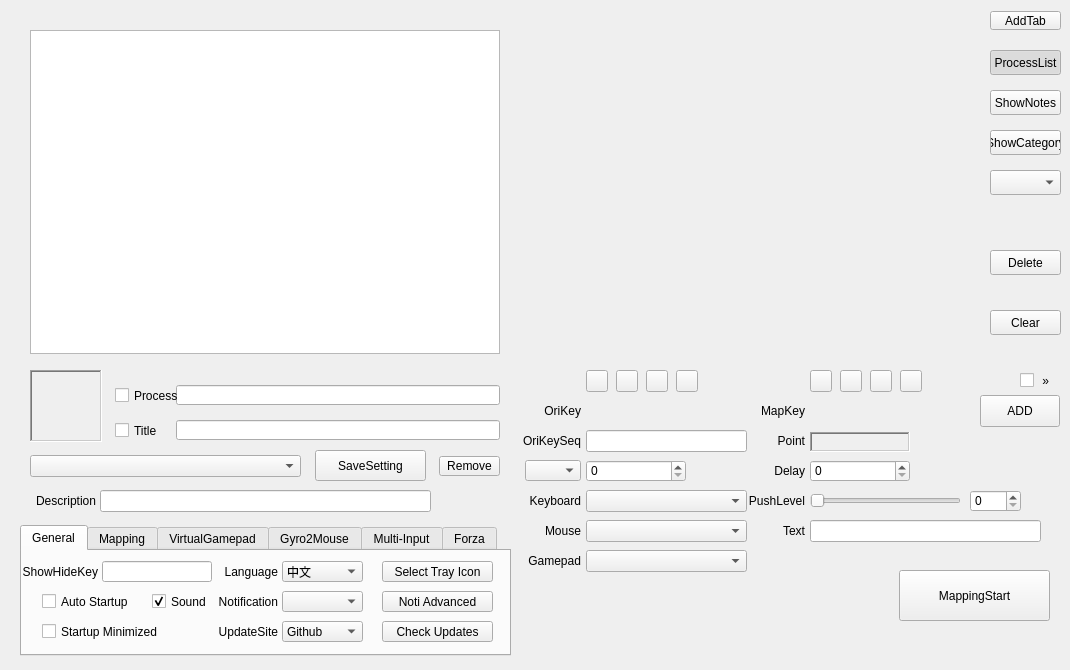
Before: the Qt Designer form QKeyMapper/qkeymapper.ui in Zalafina/QKeyMapper, drawn with Qt 5.
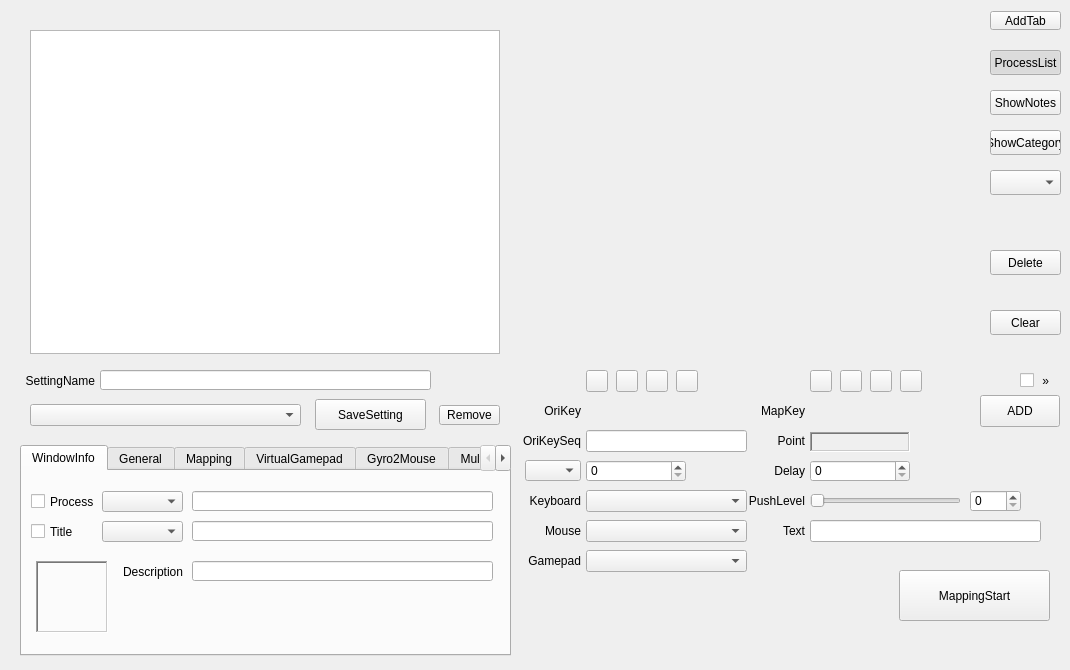
After: the same form once the commit is applied.

The edit to the form file:
```diff
--- a/QKeyMapper/qkeymapper.ui
+++ b/QKeyMapper/qkeymapper.ui
@@ -57,7 +57,7 @@
    <property name="geometry">
     <rect>
      <x>315</x>
-     <y>450</y>
+     <y>399</y>
      <width>111</width>
      <height>31</height>
     </rect>
@@ -90,61 +90,6 @@
     <number>0</number>
    </property>
   </widget>
-  <widget class="QCheckBox" name="nameCheckBox">
-   <property name="geometry">
-    <rect>
-     <x>115</x>
-     <y>385</y>
-     <width>71</width>
-     <height>21</height>
-    </rect>
-   </property>
-   <property name="text">
-    <string>Process</string>
-   </property>
-   <property name="checked">
-    <bool>false</bool>
-   </property>
-  </widget>
-  <widget class="QCheckBox" name="titleCheckBox">
-   <property name="geometry">
-    <rect>
-     <x>115</x>
-     <y>420</y>
-     <width>71</width>
-     <height>21</height>
-    </rect>
-   </property>
-   <property name="text">
-    <string>Title</string>
-   </property>
-   <property name="checked">
-    <bool>false</bool>
-   </property>
-  </widget>
-  <widget class="QLineEdit" name="nameLineEdit">
-   <property name="geometry">
-    <rect>
-     <x>176</x>
-     <y>385</y>
-     <width>324</width>
-     <height>20</height>
-    </rect>
-   </property>
-   <property name="readOnly">
-    <bool>true</bool>
-   </property>
-  </widget>
-  <widget class="QLineEdit" name="titleLineEdit">
-   <property name="geometry">
-    <rect>
-     <x>176</x>
-     <y>420</y>
-     <width>324</width>
-     <height>20</height>
-    </rect>
-   </property>
-  </widget>
   <widget class="QPushButton" name="addmapdataButton">
    <property name="geometry">
     <rect>
@@ -234,39 +179,11 @@
     <bool>false</bool>
    </property>
   </widget>
-  <widget class="QLabel" name="iconLabel">
-   <property name="geometry">
-    <rect>
-     <x>30</x>
-     <y>370</y>
-     <width>72</width>
-     <height>72</height>
-    </rect>
-   </property>
-   <property name="sizePolicy">
-    <sizepolicy hsizetype="Fixed" vsizetype="Fixed">
-     <horstretch>0</horstretch>
-     <verstretch>0</verstretch>
-    </sizepolicy>
-   </property>
-   <property name="frameShape">
-    <enum>QFrame::Shape::WinPanel</enum>
-   </property>
-   <property name="frameShadow">
-    <enum>QFrame::Shadow::Sunken</enum>
-   </property>
-   <property name="text">
-    <string/>
-   </property>
-   <property name="alignment">
-    <set>Qt::AlignmentFlag::AlignCenter</set>
-   </property>
-  </widget>
   <widget class="QComboBox" name="settingselectComboBox">
    <property name="geometry">
     <rect>
      <x>30</x>
-     <y>455</y>
+     <y>404</y>
      <width>271</width>
      <height>22</height>
     </rect>
@@ -282,7 +199,7 @@
    <property name="geometry">
     <rect>
      <x>439</x>
-     <y>456</y>
+     <y>405</y>
      <width>61</width>
      <height>20</height>
     </rect>
@@ -515,9 +432,9 @@
    <property name="geometry">
     <rect>
      <x>20</x>
-     <y>525</y>
+     <y>445</y>
      <width>491</width>
-     <height>131</height>
+     <height>211</height>
     </rect>
    </property>
    <property name="focusPolicy">
@@ -526,6 +443,155 @@
    <property name="currentIndex">
     <number>0</number>
    </property>
+   <widget class="QWidget" name="windowinfo">
+    <attribute name="title">
+     <string>WindowInfo</string>
+    </attribute>
+    <widget class="QLineEdit" name="descriptionLineEdit">
+     <property name="geometry">
+      <rect>
+       <x>170</x>
+       <y>90</y>
+       <width>301</width>
+       <height>20</height>
+      </rect>
+     </property>
+    </widget>
+    <widget class="QLabel" name="descriptionLabel">
+     <property name="geometry">
+      <rect>
+       <x>80</x>
+       <y>90</y>
+       <width>81</width>
+       <height>22</height>
+      </rect>
+     </property>
+     <property name="text">
+      <string>Description</string>
+     </property>
+     <property name="alignment">
+      <set>Qt::AlignmentFlag::AlignRight|Qt::AlignmentFlag::AlignTrailing|Qt::AlignmentFlag::AlignVCenter</set>
+     </property>
+    </widget>
+    <widget class="QLineEdit" name="processLineEdit">
+     <property name="geometry">
+      <rect>
+       <x>170</x>
+       <y>20</y>
+       <width>301</width>
+       <height>20</height>
+      </rect>
+     </property>
+    </widget>
+    <widget class="QCheckBox" name="titleCheckBox">
+     <property name="geometry">
+      <rect>
+       <x>9</x>
+       <y>50</y>
+       <width>71</width>
+       <height>21</height>
+      </rect>
+     </property>
+     <property name="text">
+      <string>Title</string>
+     </property>
+     <property name="checked">
+      <bool>false</bool>
+     </property>
+    </widget>
+    <widget class="QCheckBox" name="processCheckBox">
+     <property name="geometry">
+      <rect>
+       <x>9</x>
+       <y>20</y>
+       <width>71</width>
+       <height>21</height>
+      </rect>
+     </property>
+     <property name="text">
+      <string>Process</string>
+     </property>
+     <property name="checked">
+      <bool>false</bool>
+     </property>
+    </widget>
+    <widget class="QLineEdit" name="titleLineEdit">
+     <property name="geometry">
+      <rect>
+       <x>170</x>
+       <y>50</y>
+       <width>301</width>
+       <height>20</height>
+      </rect>
+     </property>
+    </widget>
+    <widget class="QLabel" name="iconLabel">
+     <property name="geometry">
+      <rect>
+       <x>14</x>
+       <y>90</y>
+       <width>72</width>
+       <height>72</height>
+      </rect>
+     </property>
+     <property name="sizePolicy">
+      <sizepolicy hsizetype="Fixed" vsizetype="Fixed">
+       <horstretch>0</horstretch>
+       <verstretch>0</verstretch>
+      </sizepolicy>
+     </property>
+     <property name="frameShape">
+      <enum>QFrame::Shape::WinPanel</enum>
+     </property>
+     <property name="frameShadow">
+      <enum>QFrame::Shadow::Sunken</enum>
+     </property>
+     <property name="text">
+      <string/>
+     </property>
+     <property name="alignment">
+      <set>Qt::AlignmentFlag::AlignCenter</set>
+     </property>
+    </widget>
+    <widget class="QComboBox" name="checkProcessComboBox">
+     <property name="geometry">
+      <rect>
+       <x>80</x>
+       <y>20</y>
+       <width>81</width>
+       <height>21</height>
+      </rect>
+     </property>
+     <property name="focusPolicy">
+      <enum>Qt::FocusPolicy::NoFocus</enum>
+     </property>
+     <property name="currentText">
+      <string/>
+     </property>
+     <property name="currentIndex">
+      <number>-1</number>
+     </property>
+    </widget>
+    <widget class="QComboBox" name="checkTitleComboBox">
+     <property name="geometry">
+      <rect>
+       <x>80</x>
+       <y>50</y>
+       <width>81</width>
+       <height>21</height>
+      </rect>
+     </property>
+     <property name="focusPolicy">
+      <enum>Qt::FocusPolicy::NoFocus</enum>
+     </property>
+     <property name="currentText">
+      <string/>
+     </property>
+     <property name="currentIndex">
+      <number>-1</number>
+     </property>
+    </widget>
+   </widget>
    <widget class="QWidget" name="general">
     <attribute name="title">
      <string>General</string>
@@ -1743,32 +1809,6 @@
     <number>-1</number>
    </property>
   </widget>
-  <widget class="QLineEdit" name="descriptionLineEdit">
-   <property name="geometry">
-    <rect>
-     <x>100</x>
-     <y>490</y>
-     <width>331</width>
-     <height>22</height>
-    </rect>
-   </property>
-  </widget>
-  <widget class="QLabel" name="descriptionLabel">
-   <property name="geometry">
-    <rect>
-     <x>-15</x>
-     <y>490</y>
-     <width>111</width>
-     <height>22</height>
-    </rect>
-   </property>
-   <property name="text">
-    <string>Description</string>
-   </property>
-   <property name="alignment">
-    <set>Qt::AlignmentFlag::AlignRight|Qt::AlignmentFlag::AlignTrailing|Qt::AlignmentFlag::AlignVCenter</set>
-   </property>
-  </widget>
   <widget class="QPushButton" name="processListButton">
    <property name="geometry">
     <rect>
@@ -2145,57 +2185,32 @@
     <bool>false</bool>
    </property>
   </widget>
-  <zorder>keymapButton</zorder>
-  <zorder>savemaplistButton</zorder>
-  <zorder>processinfoTable</zorder>
-  <zorder>titleCheckBox</zorder>
-  <zorder>nameLineEdit</zorder>
-  <zorder>titleLineEdit</zorder>
-  <zorder>addmapdataButton</zorder>
-  <zorder>orikeyLabel</zorder>
-  <zorder>mapkeyLabel</zorder>
-  <zorder>deleteSelectedButton</zorder>
-  <zorder>clearallButton</zorder>
-  <zorder>iconLabel</zorder>
-  <zorder>settingselectComboBox</zorder>
-  <zorder>removeSettingButton</zorder>
-  <zorder>nextarrowCheckBox</zorder>
-  <zorder>nameCheckBox</zorder>
-  <zorder>waitTimeSpinBox</zorder>
-  <zorder>waitTimeLabel</zorder>
-  <zorder>orikeySeqLabel</zorder>
-  <zorder>combinationKeyLineEdit</zorder>
-  <zorder>pointLabel</zorder>
-  <zorder>pointDisplayLabel</zorder>
-  <zorder>keyboardSelectComboBox</zorder>
-  <zorder>mouseSelectComboBox</zorder>
-  <zorder>keyboardSelectLabel</zorder>
-  <zorder>mouseSelectLabel</zorder>
-  <zorder>pressTimeSpinBox</zorder>
-  <zorder>keyPressTypeComboBox</zorder>
-  <zorder>settingTabWidget</zorder>
-  <zorder>sendTextLineEdit</zorder>
-  <zorder>sendTextLabel</zorder>
-  <zorder>gamepadSelectLabel</zorder>
-  <zorder>gamepadSelectComboBox</zorder>
-  <zorder>descriptionLineEdit</zorder>
-  <zorder>descriptionLabel</zorder>
-  <zorder>processListButton</zorder>
-  <zorder>showNotesButton</zorder>
-  <zorder>pushLevelSlider</zorder>
-  <zorder>pushLevelLabel</zorder>
-  <zorder>pushLevelSpinBox</zorder>
-  <zorder>oriList_SelectKeyboardButton</zorder>
-  <zorder>oriList_SelectMouseButton</zorder>
-  <zorder>oriList_SelectGamepadButton</zorder>
-  <zorder>oriList_SelectFunctionButton</zorder>
-  <zorder>mapList_SelectGamepadButton</zorder>
-  <zorder>mapList_SelectKeyboardButton</zorder>
-  <zorder>mapList_SelectFunctionButton</zorder>
-  <zorder>mapList_SelectMouseButton</zorder>
-  <zorder>showCategoryButton</zorder>
-  <zorder>CategoryFilterComboBox</zorder>
-  <zorder>addTabButton</zorder>
+  <widget class="QLineEdit" name="settingNameLineEdit">
+   <property name="geometry">
+    <rect>
+     <x>100</x>
+     <y>370</y>
+     <width>331</width>
+     <height>20</height>
+    </rect>
+   </property>
+  </widget>
+  <widget class="QLabel" name="settingNameLabel">
+   <property name="geometry">
+    <rect>
+     <x>4</x>
+     <y>370</y>
+     <width>91</width>
+     <height>22</height>
+    </rect>
+   </property>
+   <property name="text">
+    <string>SettingName</string>
+   </property>
+   <property name="alignment">
+    <set>Qt::AlignmentFlag::AlignRight|Qt::AlignmentFlag::AlignTrailing|Qt::AlignmentFlag::AlignVCenter</set>
+   </property>
+  </widget>
  </widget>
  <layoutdefault spacing="6" margin="11"/>
  <resources/>
```
